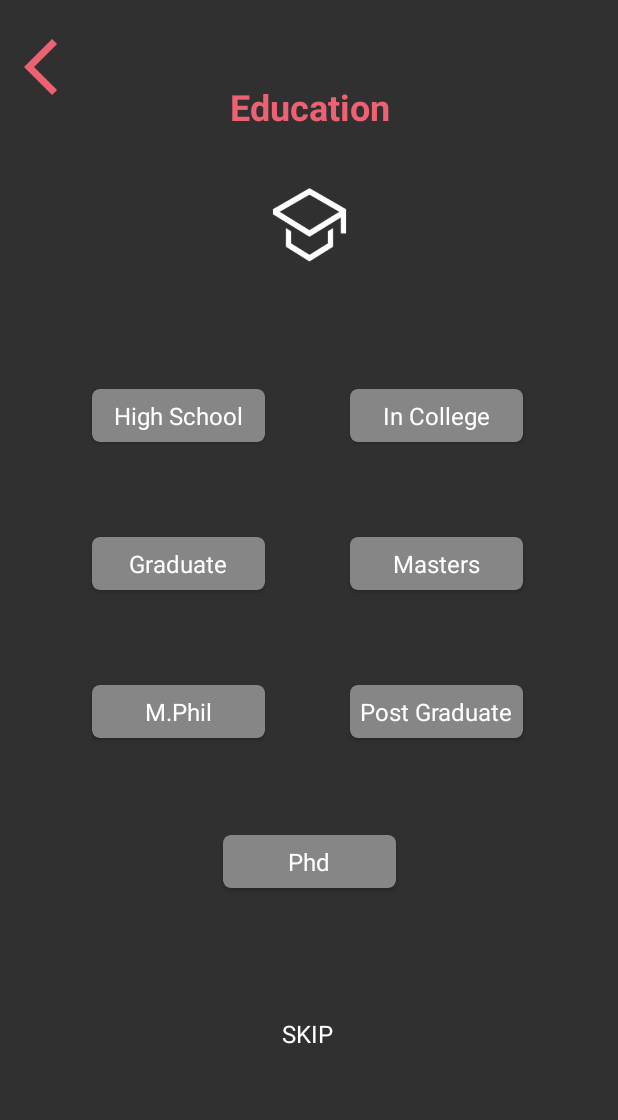
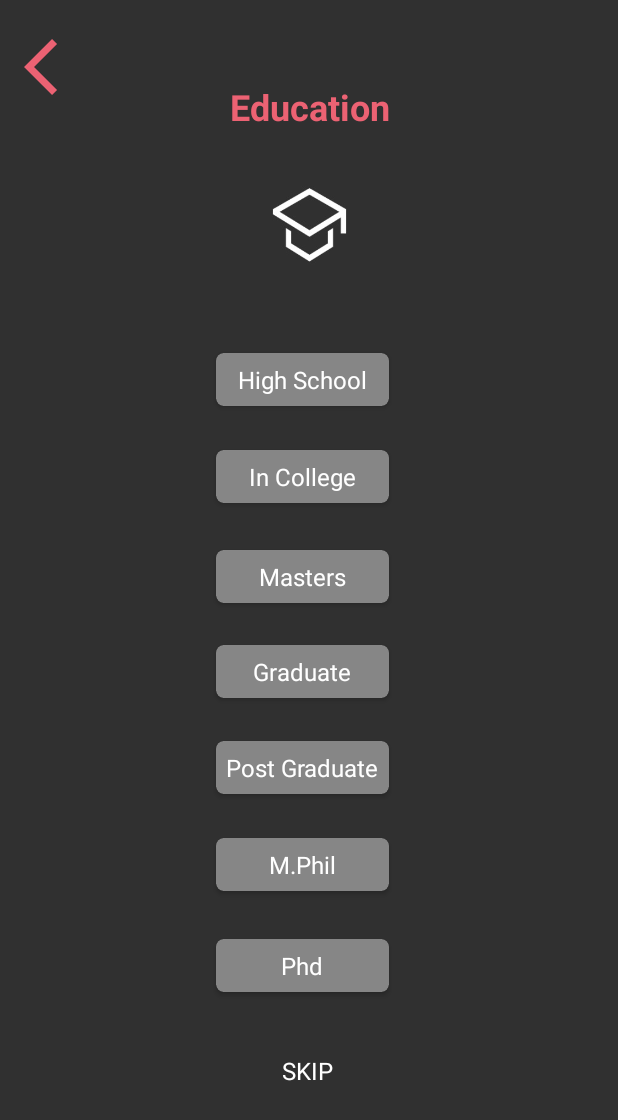
Before and after one commit to PreetishNiket/LoveActuallyMeAndroidApp, an Android app: the EducationActivity screen opened directly, with no data from a screen before it, on a phone screen of 412 x 824 dp. Shown: the top 1120 px of the screen. Run offline under Robolectric (Android 15) with nearby library versions, the phone set to English and light mode, and no system bars.

Commit message:
Minor Ui change

```diff
--- a/app/src/main/res/layout/activity_education.xml
+++ b/app/src/main/res/layout/activity_education.xml
@@ -15,10 +15,10 @@
         app:cardCornerRadius="5dp"
         app:layout_constraintBottom_toBottomOf="parent"
         app:layout_constraintEnd_toEndOf="parent"
-        app:layout_constraintHorizontal_bias="0.206"
+        app:layout_constraintHorizontal_bias="0.486"
         app:layout_constraintStart_toStartOf="parent"
         app:layout_constraintTop_toTopOf="parent"
-        app:layout_constraintVertical_bias="0.454">
+        app:layout_constraintVertical_bias="0.545">
 
         <TextView
             android:id="@+id/textView3"
@@ -75,10 +75,10 @@
         app:cardCornerRadius="5dp"
         app:layout_constraintBottom_toBottomOf="parent"
         app:layout_constraintEnd_toEndOf="parent"
-        app:layout_constraintHorizontal_bias="0.206"
+        app:layout_constraintHorizontal_bias="0.486"
         app:layout_constraintStart_toStartOf="parent"
         app:layout_constraintTop_toTopOf="parent"
-        app:layout_constraintVertical_bias="0.329">
+        app:layout_constraintVertical_bias="0.298">
 
         <TextView
             android:id="@+id/textView1"
@@ -98,17 +98,18 @@
         app:cardCornerRadius="5dp"
         app:layout_constraintBottom_toBottomOf="parent"
         app:layout_constraintEnd_toEndOf="parent"
-        app:layout_constraintHorizontal_bias="0.787"
+        app:layout_constraintHorizontal_bias="0.486"
         app:layout_constraintStart_toStartOf="parent"
         app:layout_constraintTop_toTopOf="parent"
-        app:layout_constraintVertical_bias="0.329">
+        app:layout_constraintVertical_bias="0.38">
 
         <TextView
             android:id="@+id/textView2"
-            android:layout_width="wrap_content"
+            android:layout_width="87dp"
             android:layout_height="wrap_content"
             android:layout_gravity="center"
             android:text="In College"
+            android:textAlignment="center"
             android:textColor="#FFFF"
             android:textSize="16sp" />
     </androidx.cardview.widget.CardView>
@@ -121,10 +122,10 @@
         app:cardCornerRadius="5dp"
         app:layout_constraintBottom_toBottomOf="parent"
         app:layout_constraintEnd_toEndOf="parent"
-        app:layout_constraintHorizontal_bias="0.787"
+        app:layout_constraintHorizontal_bias="0.486"
         app:layout_constraintStart_toStartOf="parent"
         app:layout_constraintTop_toTopOf="parent"
-        app:layout_constraintVertical_bias="0.454">
+        app:layout_constraintVertical_bias="0.465">
 
         <TextView
             android:id="@+id/textView4"
@@ -144,10 +145,10 @@
         app:cardCornerRadius="5dp"
         app:layout_constraintBottom_toBottomOf="parent"
         app:layout_constraintEnd_toEndOf="parent"
-        app:layout_constraintHorizontal_bias="0.206"
+        app:layout_constraintHorizontal_bias="0.486"
         app:layout_constraintStart_toStartOf="parent"
         app:layout_constraintTop_toTopOf="parent"
-        app:layout_constraintVertical_bias="0.579">
+        app:layout_constraintVertical_bias="0.708">
 
         <TextView
             android:id="@+id/textView5"
@@ -167,10 +168,10 @@
         app:cardCornerRadius="5dp"
         app:layout_constraintBottom_toBottomOf="parent"
         app:layout_constraintEnd_toEndOf="parent"
-        app:layout_constraintHorizontal_bias="0.787"
+        app:layout_constraintHorizontal_bias="0.486"
         app:layout_constraintStart_toStartOf="parent"
         app:layout_constraintTop_toTopOf="parent"
-        app:layout_constraintVertical_bias="0.579">
+        app:layout_constraintVertical_bias="0.626">
 
         <TextView
             android:id="@+id/textView6"
@@ -190,9 +191,10 @@
         app:cardCornerRadius="5dp"
         app:layout_constraintBottom_toBottomOf="parent"
         app:layout_constraintEnd_toEndOf="parent"
+        app:layout_constraintHorizontal_bias="0.486"
         app:layout_constraintStart_toStartOf="parent"
         app:layout_constraintTop_toTopOf="parent"
-        app:layout_constraintVertical_bias="0.706">
+        app:layout_constraintVertical_bias="0.794">
 
         <TextView
             android:id="@+id/textView7"
@@ -217,6 +219,6 @@
         app:layout_constraintHorizontal_bias="0.498"
         app:layout_constraintStart_toStartOf="parent"
         app:layout_constraintTop_toTopOf="parent"
-        app:layout_constraintVertical_bias="0.852" />
+        app:layout_constraintVertical_bias="0.883" />
 
 </androidx.constraintlayout.widget.ConstraintLayout>
```
Also changed, not shown: app/src/main/res/layout/activity_otp.xml (+16 -17 lines), app/src/main/res/layout/activity_socializing.xml (+5 -4 lines).
